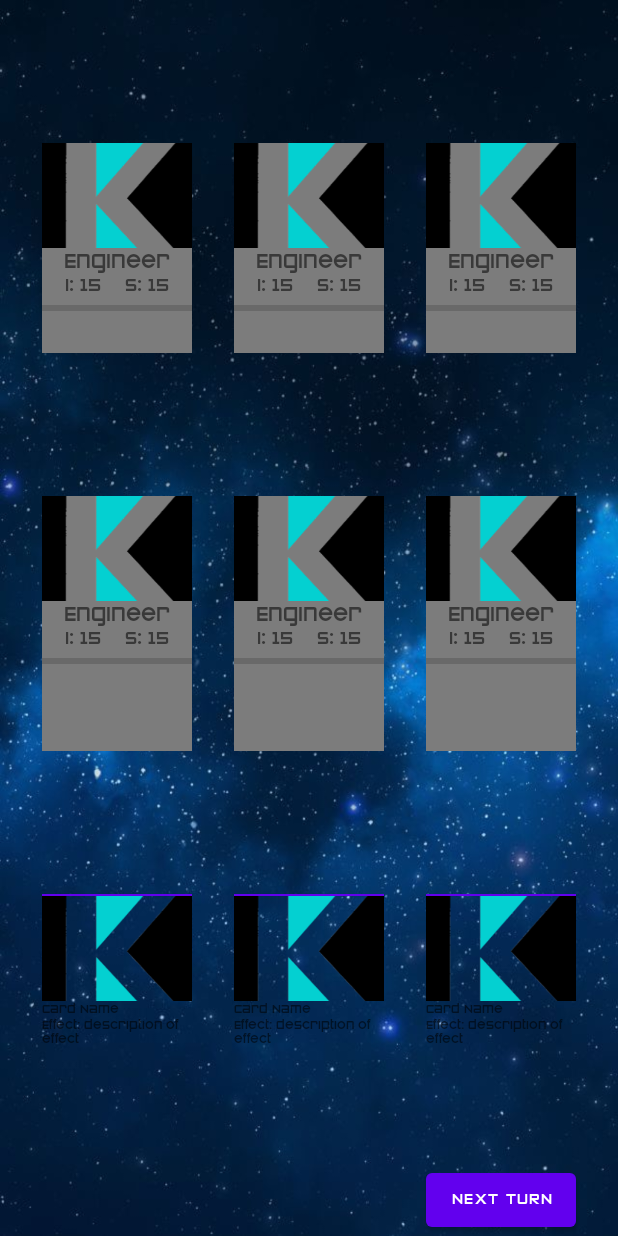
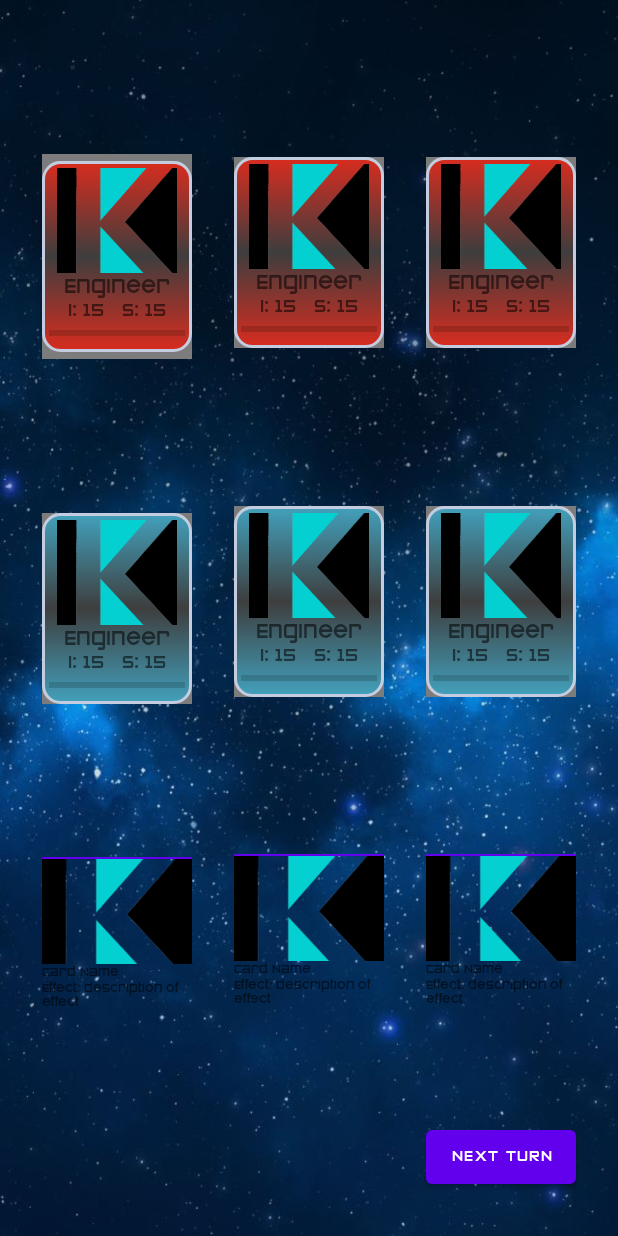
Before and after one commit to KronoStudios/the-game, an Android app: the GameBoard screen opened directly, with no data from a screen before it, on a phone screen of 412 x 824 dp. Run offline under Robolectric (Android 15) with nearby library versions, the phone set to English and light mode, and no system bars; 26 statements that could not run were skipped.

Commit message:
Commit abans del merge

```diff
--- a/app/src/main/java/com/kronostudios/the_game/activities/GameBoard.java
+++ b/app/src/main/java/com/kronostudios/the_game/activities/GameBoard.java
@@ -120,13 +120,13 @@ public class GameBoard extends AppCompatActivity {
         enemyChar2 = findViewById(R.id.enemyChar2);
         enemyChar3 = findViewById(R.id.enemyChar3);
 
-        tvplayer1 = findViewById(R.id.tvHealthChar1);
-        tvplayer2 = findViewById(R.id.tvHealthChar2);
-        tvplayer3 = findViewById(R.id.tvHealthChar3);
+//        tvplayer1 = findViewById(R.id.tvHealthChar1);
+//        tvplayer2 = findViewById(R.id.tvHealthChar2);
+//        tvplayer3 = findViewById(R.id.tvHealthChar3);
 
-        tvenemy1 = findViewById(R.id.tvCharEnemy1);
-        tvenemy2 = findViewById(R.id.tvCharEnemy2);
-        tvenemy3 = findViewById(R.id.tvCharEnemy3);
+//        tvenemy1 = findViewById(R.id.tvCharEnemy1);
+//        tvenemy2 = findViewById(R.id.tvCharEnemy2);
+//        tvenemy3 = findViewById(R.id.tvCharEnemy3);
 
         enemyChar1.setBackgroundColor(ContextCompat.getColor(getBaseContext(), R.color.gray));
         enemyChar1.setEnabled(false);
@@ -187,14 +187,18 @@ public class GameBoard extends AppCompatActivity {
 
         //inflo enemies
         auxCharacterLayout = (LinearLayout) getLayoutInflater().inflate(R.layout.character_layout, null);
+        int ecr = this.getResources().getIdentifier("com.kronostudios.the_game:drawable/cornered_rectangle_enemy", null, null);
+        auxCharacterLayout.setBackgroundResource(ecr);
         Character.populateCharacterView(auxCharacterLayout, enemyBuild.getCharacters().get(0), act);
         enemyChar1.addView(auxCharacterLayout);
 
         auxCharacterLayout = (LinearLayout) getLayoutInflater().inflate(R.layout.character_layout, null);
+        auxCharacterLayout.setBackgroundResource(ecr);
         Character.populateCharacterView(auxCharacterLayout, enemyBuild.getCharacters().get(1), act);
         enemyChar2.addView(auxCharacterLayout);
 
         auxCharacterLayout = (LinearLayout) getLayoutInflater().inflate(R.layout.character_layout, null);
+        auxCharacterLayout.setBackgroundResource(ecr);
         Character.populateCharacterView(auxCharacterLayout, enemyBuild.getCharacters().get(2), act);
         enemyChar3.addView(auxCharacterLayout);
 
@@ -404,17 +408,17 @@ public class GameBoard extends AppCompatActivity {
     private void reviseHealths() {
 
         //EXTRA, es podria borrar l'anterior
-        tvenemy1.setText(listEnemyChars.get(0).getHealth() + "/" + listEnemyChars.get(0).getMaxHealth());
-        tvenemy2.setText(listEnemyChars.get(1).getHealth() + "/" + listEnemyChars.get(1).getMaxHealth());
-        tvenemy3.setText(listEnemyChars.get(2).getHealth() + "/" + listEnemyChars.get(2).getMaxHealth());
+//        tvenemy1.setText(listEnemyChars.get(0).getHealth() + "/" + listEnemyChars.get(0).getMaxHealth());
+//        tvenemy2.setText(listEnemyChars.get(1).getHealth() + "/" + listEnemyChars.get(1).getMaxHealth());
+//        tvenemy3.setText(listEnemyChars.get(2).getHealth() + "/" + listEnemyChars.get(2).getMaxHealth());
 
         ((ProgressBar)enemyChar1.findViewById(R.id.healthBar)).setProgress((listEnemyChars.get(0).getProgress()));
         ((ProgressBar)enemyChar2.findViewById(R.id.healthBar)).setProgress((listEnemyChars.get(1).getProgress()));
         ((ProgressBar)enemyChar3.findViewById(R.id.healthBar)).setProgress((listEnemyChars.get(2).getProgress()));
 
-        tvplayer1.setText(listPlayerChars.get(0).getHealth() + "/" + listPlayerChars.get(0).getMaxHealth());
-        tvplayer2.setText(listPlayerChars.get(1).getHealth() + "/" + listPlayerChars.get(1).getMaxHealth());
-        tvplayer3.setText(listPlayerChars.get(2).getHealth() + "/" + listPlayerChars.get(2).getMaxHealth());
+//        tvplayer1.setText(listPlayerChars.get(0).getHealth() + "/" + listPlayerChars.get(0).getMaxHealth());
+//        tvplayer2.setText(listPlayerChars.get(1).getHealth() + "/" + listPlayerChars.get(1).getMaxHealth());
+//        tvplayer3.setText(listPlayerChars.get(2).getHealth() + "/" + listPlayerChars.get(2).getMaxHealth());
 
         ((ProgressBar)char1.findViewById(R.id.healthBar)).setProgress((listPlayerChars.get(0).getProgress()));
         ((ProgressBar)char2.findViewById(R.id.healthBar)).setProgress((listPlayerChars.get(1).getProgress()));
--- a/app/src/main/java/com/kronostudios/the_game/core/APIController.java
+++ b/app/src/main/java/com/kronostudios/the_game/core/APIController.java
@@ -29,7 +29,8 @@ import java.util.Map;
 
 public class APIController {
 
-    public static final String HOST = "http://192.168.1.61";//10.0.2.2
+    //public static final String HOST = "http://192.168.1.61";//10.0.2.2
+    public static final String HOST = "http://195.211.170.86";
     public static final String PORT = ":8000";
     private static final String CHARSET = java.nio.charset.StandardCharsets.UTF_8.name();
 
--- /dev/null
+++ b/app/src/main/res/drawable/cornered_rectangle.xml
@@ -0,0 +1,35 @@
+<?xml version="1.0" encoding="utf-8"?>
+<shape
+    xmlns:android="http://schemas.android.com/apk/res/android"
+    android:shape="rectangle"   >
+
+    <solid
+        android:color="#888888" >
+    </solid>
+
+    <stroke
+        android:width="2dp"
+        android:color="#C4CDE0" >
+    </stroke>
+
+    <padding
+        android:left="5dp"
+        android:top="5dp"
+        android:right="5dp"
+        android:bottom="5dp"    >
+    </padding>
+
+    <gradient
+        android:angle="90"
+        android:centerX="50%"
+        android:centerColor="@color/trans_parent"
+        android:startColor="#8008c3fa"
+        android:endColor="#8008c3fa"
+        android:type="linear"
+        />
+
+    <corners
+        android:radius="11dp"   >
+    </corners>
+
+</shape>
--- /dev/null
+++ b/app/src/main/res/drawable/cornered_rectangle_enemy.xml
@@ -0,0 +1,35 @@
+<?xml version="1.0" encoding="utf-8"?>
+<shape
+    xmlns:android="http://schemas.android.com/apk/res/android"
+    android:shape="rectangle"   >
+
+    <!--<solid
+        android:color="#888888" >
+    </solid>-->
+
+    <stroke
+        android:width="2dp"
+        android:color="#C4CDE0" >
+    </stroke>
+
+    <padding
+        android:left="5dp"
+        android:top="5dp"
+        android:right="5dp"
+        android:bottom="5dp"    >
+    </padding>
+
+    <gradient
+        android:angle="90"
+        android:centerX="50%"
+        android:centerColor="@color/trans_parent"
+        android:startColor="#D82C1F"
+        android:endColor="#D82C1F"
+        android:type="linear"
+        />
+
+    <corners
+        android:radius="11dp"   >
+    </corners>
+
+</shape>
--- /dev/null
+++ b/app/src/main/res/drawable/cornered_rectangle_with_border.xml
@@ -0,0 +1,26 @@
+<?xml version="1.0" encoding="utf-8"?>
+<shape
+    xmlns:android="http://schemas.android.com/apk/res/android"
+    android:shape="rectangle"   >
+
+    <solid
+        android:color="#888888" >
+    </solid>
+
+    <stroke
+        android:width="2dp"
+        android:color="#C4CDE0" >
+    </stroke>
+
+    <padding
+        android:left="5dp"
+        android:top="5dp"
+        android:right="5dp"
+        android:bottom="5dp"    >
+    </padding>
+
+    <corners
+        android:radius="11dp"   >
+    </corners>
+
+</shape>
--- a/app/src/main/res/layout/activity_game_board.xml
+++ b/app/src/main/res/layout/activity_game_board.xml
@@ -9,6 +9,8 @@
 <!--
 android:alpha="0.7"
 android:background="@drawable/background3" -->
+
+    <!--
     <TextView
         android:id="@+id/tvCharEnemy1"
         android:layout_width="wrap_content"
@@ -51,18 +53,20 @@ android:background="@drawable/background3" -->
 
     <TextView
         android:id="@+id/tvHealthChar3"
-        android:layout_width="wrap_content"
+        android:layout_width="match_parent"
         android:layout_height="wrap_content"
+        android:background="@color/white"
         app:layout_constraintEnd_toEndOf="@+id/char3"
         app:layout_constraintStart_toStartOf="@+id/char3"
         app:layout_constraintTop_toBottomOf="@+id/char3" />
-
+    -->
 
     <LinearLayout
         android:id="@+id/enemyChar1"
         android:onClick="selectTarget"
         android:layout_width="100dp"
-        android:layout_height="140dp"
+        android:layout_height="wrap_content"
+        android:background="@drawable/cornered_rectangle_with_border"
         app:layout_constraintTop_toTopOf="parent"
         app:layout_constraintBottom_toTopOf="@id/char1"
         app:layout_constraintStart_toStartOf="parent"
@@ -73,7 +77,7 @@ android:background="@drawable/background3" -->
         android:id="@+id/enemyChar2"
         android:onClick="selectTarget"
         android:layout_width="100dp"
-        android:layout_height="140dp"
+        android:layout_height="wrap_content"
         app:layout_constraintTop_toTopOf="parent"
         app:layout_constraintBottom_toTopOf="@id/char2"
         app:layout_constraintStart_toEndOf="@id/char1"
@@ -84,7 +88,7 @@ android:background="@drawable/background3" -->
         android:id="@+id/enemyChar3"
         android:onClick="selectTarget"
         android:layout_width="100dp"
-        android:layout_height="140dp"
+        android:layout_height="wrap_content"
         app:layout_constraintStart_toEndOf="@id/enemyChar2"
         app:layout_constraintEnd_toEndOf="parent"
         app:layout_constraintBottom_toTopOf="@id/char3"
@@ -96,7 +100,7 @@ android:background="@drawable/background3" -->
         android:id="@+id/char1"
         android:onClick="selectExecutor"
         android:layout_width="100dp"
-        android:layout_height="170dp"
+        android:layout_height="wrap_content"
         app:layout_constraintTop_toBottomOf="@id/enemyChar1"
         app:layout_constraintBottom_toTopOf="@id/hand1"
         app:layout_constraintStart_toStartOf="parent"
@@ -107,7 +111,7 @@ android:background="@drawable/background3" -->
         android:id="@+id/char2"
         android:onClick="selectExecutor"
         android:layout_width="100dp"
-        android:layout_height="170dp"
+        android:layout_height="wrap_content"
         app:layout_constraintTop_toBottomOf="@id/enemyChar2"
         app:layout_constraintBottom_toTopOf="@id/hand2"
         app:layout_constraintStart_toEndOf="@id/char1"
@@ -118,46 +122,12 @@ android:background="@drawable/background3" -->
         android:id="@+id/char3"
         android:onClick="selectExecutor"
         android:layout_width="100dp"
-        android:layout_height="170dp"
+        android:layout_height="wrap_content"
         app:layout_constraintTop_toBottomOf="@id/enemyChar3"
         app:layout_constraintBottom_toTopOf="@id/hand3"
         app:layout_constraintStart_toEndOf="@id/char2"
         app:layout_constraintEnd_toEndOf="parent"
         android:orientation="vertical" />
-<!--
-    <Button
-        android:id="@+id/btnChar1"
-        android:layout_width="100dp"
-        android:layout_height="175dp"
-        android:onClick="selectExecutor"
-        android:text="Button"
-        app:layout_constraintBottom_toTopOf="@+id/hand1"
-        app:layout_constraintEnd_toStartOf="@+id/btnChar2"
-        app:layout_constraintStart_toStartOf="parent"
-        app:layout_constraintTop_toBottomOf="@+id/enemyChar1" />
-
-    <Button
-        android:id="@+id/btnChar3"
-        android:layout_width="100dp"
-        android:layout_height="175dp"
-        android:onClick="selectExecutor"
-        android:text="Button"
-        app:layout_constraintBottom_toTopOf="@+id/hand3"
-        app:layout_constraintEnd_toEndOf="parent"
-        app:layout_constraintStart_toEndOf="@+id/btnChar2"
-        app:layout_constraintTop_toBottomOf="@+id/enemyChar3" />
-
-    <Button
-        android:id="@+id/btnChar2"
-        android:layout_width="100dp"
-        android:layout_height="175dp"
-        android:onClick="selectExecutor"
-        android:text="Button"
-        app:layout_constraintBottom_toTopOf="@+id/hand2"
-        app:layout_constraintEnd_toEndOf="parent"
-        app:layout_constraintStart_toStartOf="parent"
-        app:layout_constraintTop_toBottomOf="@+id/enemyChar2" />
--->
 
     <LinearLayout
         android:layout_width="100dp"
@@ -168,7 +138,7 @@ android:background="@drawable/background3" -->
         app:layout_constraintBottom_toBottomOf="parent"
         app:layout_constraintEnd_toStartOf="@id/hand2"
         app:layout_constraintStart_toStartOf="parent"
-        app:layout_constraintTop_toBottomOf="@+id/tvHealthChar1">
+        app:layout_constraintTop_toBottomOf="@+id/char1">
         <Button
             android:id="@+id/btnHand1"
             android:layout_width="match_parent"
@@ -204,7 +174,7 @@ android:background="@drawable/background3" -->
         app:layout_constraintBottom_toBottomOf="parent"
         app:layout_constraintEnd_toStartOf="@id/hand3"
         app:layout_constraintStart_toEndOf="@id/hand1"
-        app:layout_constraintTop_toBottomOf="@+id/tvHealthChar2">
+        app:layout_constraintTop_toBottomOf="@+id/char2">
         <Button
             android:id="@+id/btnHand2"
             android:layout_width="match_parent"
@@ -240,7 +210,7 @@ android:background="@drawable/background3" -->
         app:layout_constraintBottom_toBottomOf="parent"
         app:layout_constraintEnd_toEndOf="parent"
         app:layout_constraintStart_toEndOf="@id/hand2"
-        app:layout_constraintTop_toBottomOf="@+id/tvHealthChar3">
+        app:layout_constraintTop_toBottomOf="@+id/char3">
         <Button
             android:id="@+id/btnHand3"
             android:layout_width="match_parent"
@@ -275,6 +245,7 @@ android:background="@drawable/background3" -->
         android:onClick="endTurn"
         android:text="@string/next_turn"
         android:textSize="10sp"
+        app:layout_constraintTop_toBottomOf="@id/hand3"
         app:layout_constraintBottom_toBottomOf="parent"
         app:layout_constraintEnd_toEndOf="parent"
         app:layout_constraintStart_toEndOf="@+id/hand2"
--- a/app/src/main/res/layout/card_layout.xml
+++ b/app/src/main/res/layout/card_layout.xml
@@ -5,6 +5,7 @@
         android:minHeight="150dp"
         android:id="@+id/hand"
         android:orientation="vertical"
+        android:background="@color/white"
     >
 
         <ImageView
--- a/app/src/main/res/layout/character_layout.xml
+++ b/app/src/main/res/layout/character_layout.xml
@@ -1,19 +1,21 @@
 <?xml version="1.0" encoding="utf-8"?>
 <LinearLayout xmlns:android="http://schemas.android.com/apk/res/android"
     xmlns:tools="http://schemas.android.com/tools"
-    android:layout_width="100dp"
-    android:layout_height="140dp"
+    android:layout_width="90dp"
+    android:layout_height="130dp"
     xmlns:app="http://schemas.android.com/apk/res-auto"
-
+    android:background="@drawable/cornered_rectangle"
     android:id="@+id/character"
     android:orientation="vertical">
 
         <ImageView
             android:id="@+id/character_image"
-            android:layout_width="100dp"
+            android:layout_width="80dp"
             android:layout_height="70dp"
+            android:layout_gravity="center_horizontal"
             android:src="@drawable/logo"
             android:scaleType="centerCrop"/>
+
         <TextView
             android:id="@+id/character_name"
             android:layout_width="match_parent"
--- a/app/src/main/res/values/colors.xml
+++ b/app/src/main/res/values/colors.xml
@@ -9,6 +9,7 @@
     <color name="white">#FFFFFFFF</color>
     <color name="gray">#7C7C7C</color>
     <color name="whitesmoke">#F5F5F5</color>
+    <color name="trans_parent">#80000000</color>
 
     <color name="trivial_green">#31e62b</color>
     <color name="trivial_blue">#00ddee</color>
```
